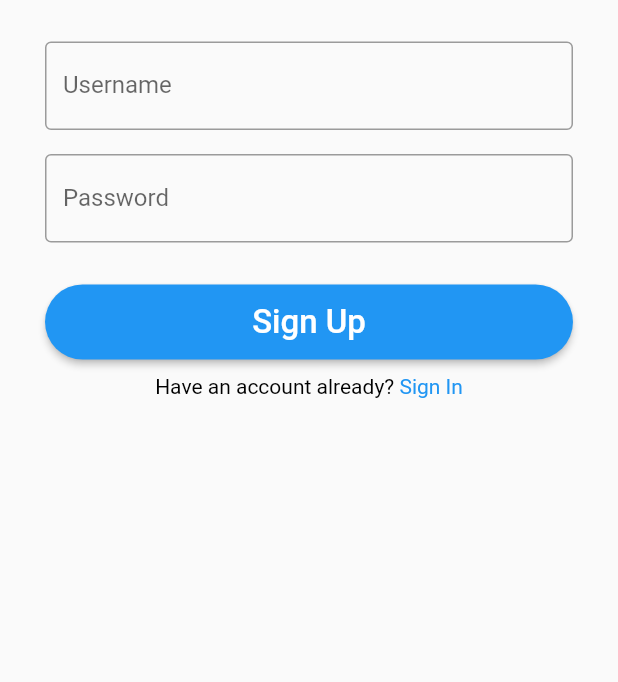
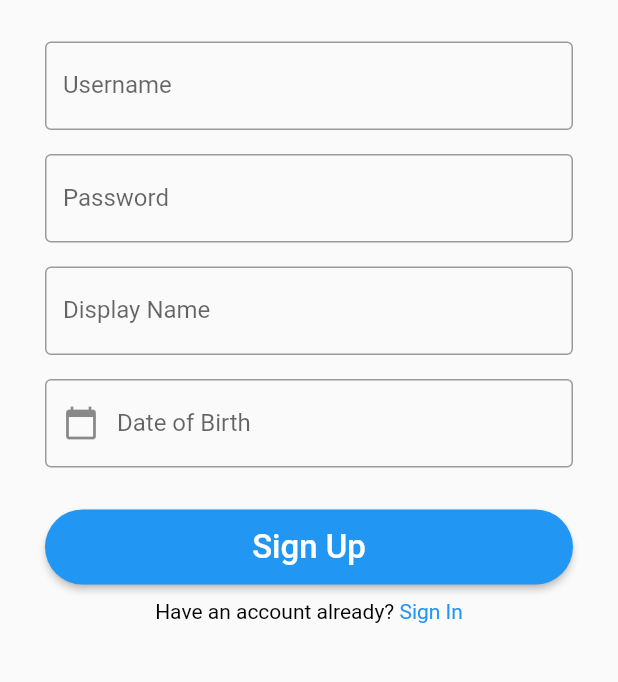
Before and after one commit to Renegade9819/twitter, a Flutter app: the SignUpScreen screen opened by its route, after a tap on "Sign Up", on a phone screen of 412 x 824 dp, the part 215-897 px from its top. Run offline on Flutter 3.47's test engine with Material 2 defaults, Android fonts, the phone set to English and light mode, and no system bars; missing offline and left inert: extended_sliver; accounts and stored records are empty.

Commit message:
Added Date of Birth UI functionality

```diff
--- a/lib/signup_screen.dart
+++ b/lib/signup_screen.dart
@@ -1,5 +1,7 @@
 import 'package:flutter/gestures.dart';
 import 'package:flutter/material.dart';
+import 'package:intl/intl.dart';
+import 'package:twitter/models/user.dart';
 
 class SignUpScreen extends StatefulWidget {
   const SignUpScreen({Key? key}) : super(key: key);
@@ -9,27 +11,40 @@ class SignUpScreen extends StatefulWidget {
 }
 
 class _SignUpScreenState extends State<SignUpScreen> {
+  DateTime? birthDate;
+  String displayDate = "";
+
   TextEditingController userNameController = TextEditingController();
   TextEditingController passwordController = TextEditingController();
+  TextEditingController nameController = TextEditingController();
+  TextEditingController dateController = TextEditingController();
+
+  @override
+  void dispose() {
+    userNameController.dispose();
+    passwordController.dispose();
+    nameController.dispose();
+    dateController.dispose();
+    super.dispose();
+  }
 
   @override
   Widget build(BuildContext context) {
     double screenWidth = MediaQuery.of(context).size.width;
-    return Scaffold(
+    return SafeArea(
+      child: Scaffold(
         body: GestureDetector(
           onTap: () => FocusScope.of(context).requestFocus(FocusNode()),
           child: SingleChildScrollView(
+            child: Center(
               child: Column(
-            crossAxisAlignment: CrossAxisAlignment.center,
                 children: <Widget>[
-              SafeArea(
-                child: Container(
+                  Container(
                     margin: const EdgeInsets.fromLTRB(0.0, 30.0, 0.0, 50.0),
                     child: Image.asset(
                       'assets/images/twitterlogo.png',
                       height: 30,
                       width: 30,
-                  ),
                     ),
                   ),
                   Container(
@@ -42,8 +57,7 @@ class _SignUpScreenState extends State<SignUpScreen> {
                       ),
                     ),
                   ),
-              Center(
-                child: Container(
+                  Container(
                     margin: const EdgeInsets.all(8.0),
                     width: screenWidth - 60,
                     child: TextField(
@@ -54,9 +68,7 @@ class _SignUpScreenState extends State<SignUpScreen> {
                       controller: userNameController,
                     ),
                   ),
-              ),
-              Center(
-                child: Container(
+                  Container(
                     margin: const EdgeInsets.all(8.0),
                     width: screenWidth - 60,
                     child: TextField(
@@ -64,15 +76,52 @@ class _SignUpScreenState extends State<SignUpScreen> {
                         border: OutlineInputBorder(),
                         labelText: 'Password',
                       ),
+                      obscureText: true,
                       controller: passwordController,
                     ),
+                  ),
+                  Container(
+                    margin: const EdgeInsets.all(8.0),
+                    width: screenWidth - 60,
+                    child: TextField(
+                      decoration: const InputDecoration(
+                        border: OutlineInputBorder(),
+                        labelText: 'Display Name',
+                      ),
+                      controller: nameController,
+                    ),
+                  ),
+                  Container(
+                    margin: const EdgeInsets.all(8.0),
+                    width: screenWidth - 60,
+                    child: TextField(
+                      decoration: InputDecoration(
+                        border: const OutlineInputBorder(),
+                        labelText: 'Date of Birth',
+                        prefixIcon: IconButton(
+                          onPressed: () => _selectBirthDate(context),
+                          icon: const Icon(
+                            Icons.calendar_today,
+                          ),
+                        ),
+                      ),
+                      readOnly: true,
+                      controller: dateController..text = displayDate,
                     ),
                   ),
                   Container(
                     margin: const EdgeInsets.only(top: 20),
                     width: screenWidth - 60,
+                    height: 50,
                     child: ElevatedButton(
-                  onPressed: () {},
+                      onPressed: () {
+                        User user = User();
+                        user.userName = userNameController.text;
+                        user.password = passwordController.text;
+                        user.name = nameController.text;
+                        user.dob = birthDate!;
+                        SignUpUser(user);
+                      },
                       child: const Text(
                         'Sign Up',
                         style: TextStyle(
@@ -80,9 +129,6 @@ class _SignUpScreenState extends State<SignUpScreen> {
                         ),
                       ),
                       style: ButtonStyle(
-                    fixedSize: MaterialStateProperty.all(
-                      const Size(250, 50),
-                    ),
                         shape: MaterialStateProperty.all(RoundedRectangleBorder(
                           borderRadius: BorderRadius.circular(28.0),
                         )),
@@ -113,6 +159,31 @@ class _SignUpScreenState extends State<SignUpScreen> {
               ),
             ),
           ),
+        ),
+      ),
     );
   }
+
+  void SignUpUser(User user) {
+    print("${user.userName} ${user.password} ${user.name} ${user.dob}");
   }
+
+  Future<void> _selectBirthDate(BuildContext context) async {
+    DateTime selectedDate = DateTime.now();
+    int currentMonth = selectedDate.month;
+    final DateTime? datePicked = await showDatePicker(
+      context: context,
+      initialDate: selectedDate,
+      firstDate: DateTime(1990),
+      lastDate: DateTime(2101),
+    );
+    if (datePicked != null && datePicked != selectedDate) {
+      setState(() {
+        selectedDate = datePicked;
+        birthDate = DateUtils.dateOnly(selectedDate);
+        displayDate = DateFormat.yMd().format(selectedDate);
+        //dateFormat.add_yMd().format(selectedDate);
+      });
+    }
+  }
+}
```
Lines whose indentation alone changed are shown as unchanged.
